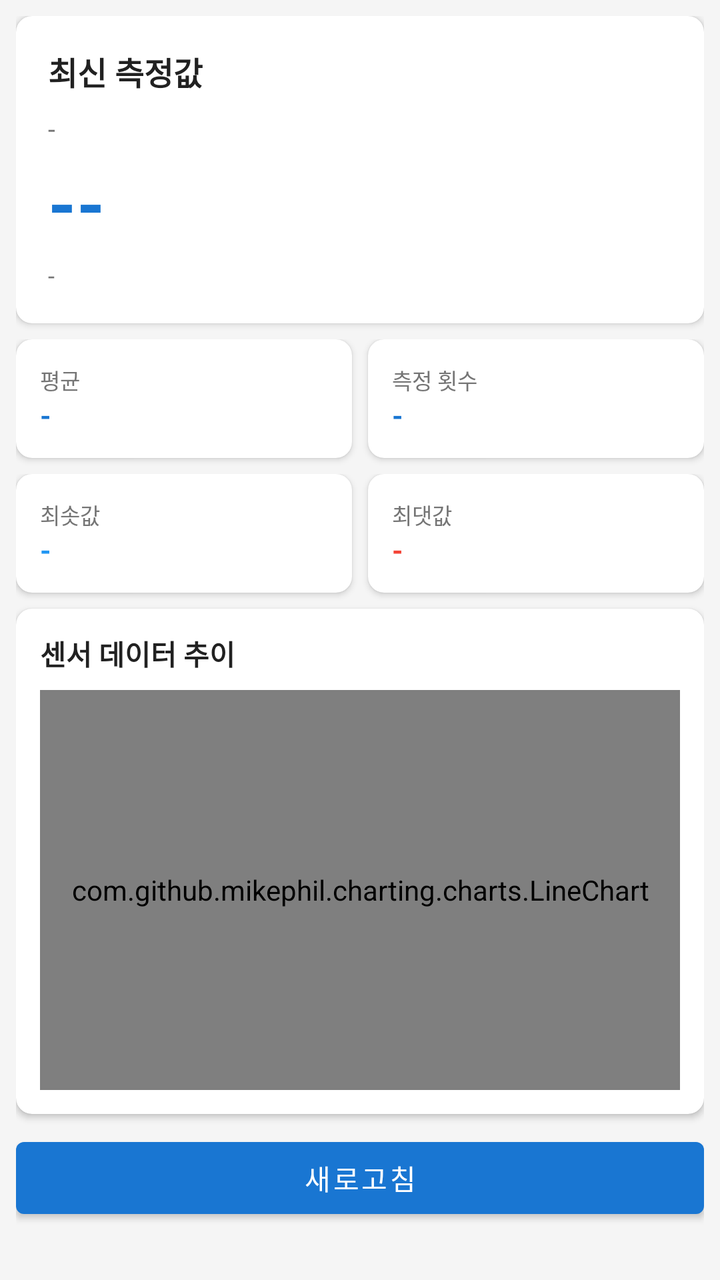
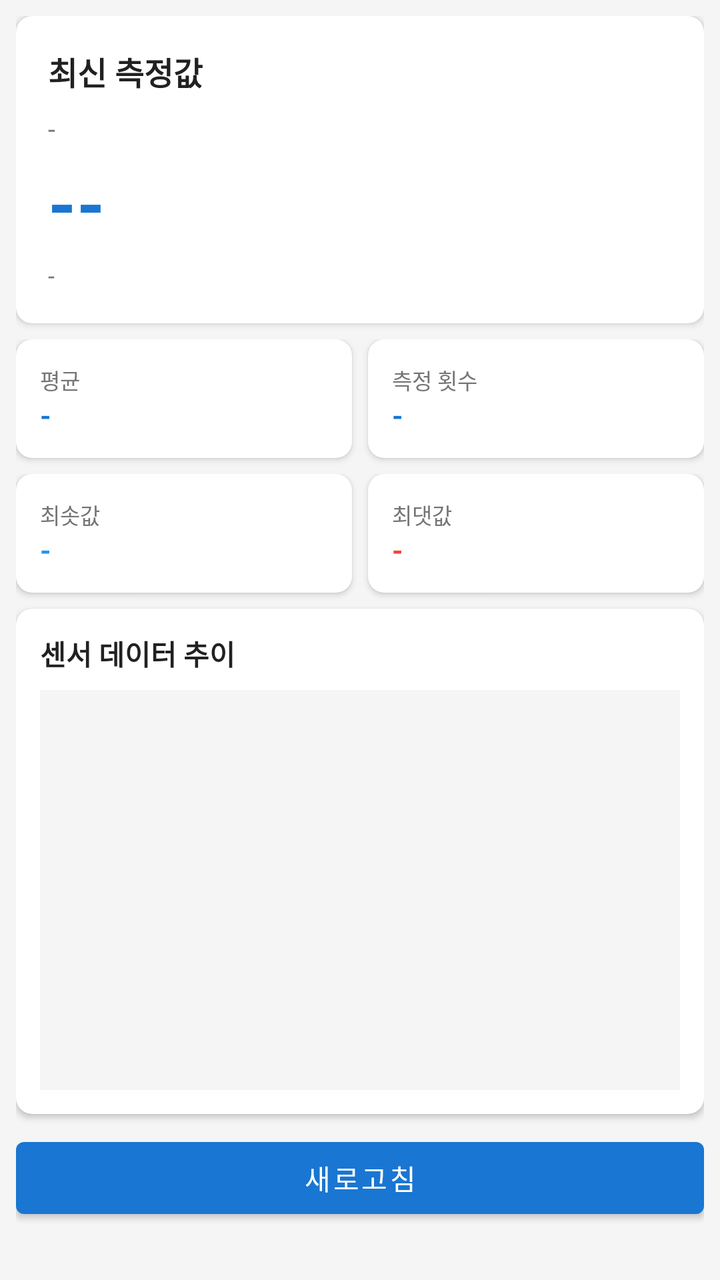

An Android layout rendered at two revisions. The XML below is the earlier revision; the diff shows what the commit changed to produce the second picture.
<!-- AndroidManifest.xml: application theme Theme.SensorLog -->
<!-- res/layout/fragment_dashboard.xml -->
<?xml version="1.0" encoding="utf-8"?>
<ScrollView
    xmlns:android="http://schemas.android.com/apk/res/android"
    xmlns:app="http://schemas.android.com/apk/res-auto"
    android:layout_width="match_parent"
    android:layout_height="match_parent"
    android:background="@color/background_gray">

    <LinearLayout
        android:layout_width="match_parent"
        android:layout_height="wrap_content"
        android:orientation="vertical"
        android:padding="8dp">

        
        <ProgressBar
            android:id="@+id/progress_dashboard"
            android:layout_width="wrap_content"
            android:layout_height="wrap_content"
            android:layout_gravity="center"
            android:visibility="gone" />

        
        <com.google.android.material.card.MaterialCardView
            android:layout_width="match_parent"
            android:layout_height="wrap_content"
            android:layout_marginBottom="8dp"
            app:cardElevation="2dp"
            app:cardCornerRadius="8dp">

            <LinearLayout
                android:layout_width="match_parent"
                android:layout_height="wrap_content"
                android:orientation="vertical"
                android:padding="16dp">

                <TextView
                    android:layout_width="wrap_content"
                    android:layout_height="wrap_content"
                    android:text="최신 측정값"
                    android:textStyle="bold"
                    android:textSize="16sp"
                    android:textColor="@color/text_primary" />

                <TextView
                    android:id="@+id/tv_latest_sensor_name"
                    android:layout_width="wrap_content"
                    android:layout_height="wrap_content"
                    android:textSize="13sp"
                    android:textColor="@color/text_secondary"
                    android:layout_marginTop="8dp"
                    android:text="-" />

                <TextView
                    android:id="@+id/tv_latest_value"
                    android:layout_width="wrap_content"
                    android:layout_height="wrap_content"
                    android:textSize="36sp"
                    android:textStyle="bold"
                    android:textColor="@color/colorPrimary"
                    android:layout_marginTop="4dp"
                    android:text="--" />

                <TextView
                    android:id="@+id/tv_latest_time"
                    android:layout_width="wrap_content"
                    android:layout_height="wrap_content"
                    android:textSize="12sp"
                    android:textColor="@color/text_secondary"
                    android:layout_marginTop="4dp"
                    android:text="-" />

            </LinearLayout>
        </com.google.android.material.card.MaterialCardView>

        
        <LinearLayout
            android:layout_width="match_parent"
            android:layout_height="wrap_content"
            android:orientation="horizontal">

            <com.google.android.material.card.MaterialCardView
                android:layout_width="0dp"
                android:layout_height="wrap_content"
                android:layout_weight="1"
                android:layout_marginEnd="4dp"
                android:layout_marginBottom="8dp"
                app:cardElevation="2dp"
                app:cardCornerRadius="8dp">
                <LinearLayout
                    android:layout_width="match_parent"
                    android:layout_height="wrap_content"
                    android:orientation="vertical"
                    android:padding="12dp">
                    <TextView
                        android:layout_width="wrap_content"
                        android:layout_height="wrap_content"
                        android:text="평균"
                        android:textSize="11sp"
                        android:textColor="@color/text_secondary" />
                    <TextView
                        android:id="@+id/tv_avg_value"
                        android:layout_width="wrap_content"
                        android:layout_height="wrap_content"
                        android:textSize="14sp"
                        android:textStyle="bold"
                        android:textColor="@color/colorPrimary"
                        android:text="-" />
                </LinearLayout>
            </com.google.android.material.card.MaterialCardView>

            <com.google.android.material.card.MaterialCardView
                android:layout_width="0dp"
                android:layout_height="wrap_content"
                android:layout_weight="1"
                android:layout_marginStart="4dp"
                android:layout_marginBottom="8dp"
                app:cardElevation="2dp"
                app:cardCornerRadius="8dp">
                <LinearLayout
                    android:layout_width="match_parent"
                    android:layout_height="wrap_content"
                    android:orientation="vertical"
                    android:padding="12dp">
                    <TextView
                        android:layout_width="wrap_content"
                        android:layout_height="wrap_content"
                        android:text="측정 횟수"
                        android:textSize="11sp"
                        android:textColor="@color/text_secondary" />
                    <TextView
                        android:id="@+id/tv_count_value"
                        android:layout_width="wrap_content"
                        android:layout_height="wrap_content"
                        android:textSize="14sp"
                        android:textStyle="bold"
                        android:textColor="@color/colorPrimary"
                        android:text="-" />
                </LinearLayout>
            </com.google.android.material.card.MaterialCardView>

        </LinearLayout>

        <LinearLayout
            android:layout_width="match_parent"
            android:layout_height="wrap_content"
            android:orientation="horizontal">

            <com.google.android.material.card.MaterialCardView
                android:layout_width="0dp"
                android:layout_height="wrap_content"
                android:layout_weight="1"
                android:layout_marginEnd="4dp"
                android:layout_marginBottom="8dp"
                app:cardElevation="2dp"
                app:cardCornerRadius="8dp">
                <LinearLayout
                    android:layout_width="match_parent"
                    android:layout_height="wrap_content"
                    android:orientation="vertical"
                    android:padding="12dp">
                    <TextView
                        android:layout_width="wrap_content"
                        android:layout_height="wrap_content"
                        android:text="최솟값"
                        android:textSize="11sp"
                        android:textColor="@color/text_secondary" />
                    <TextView
                        android:id="@+id/tv_min_value"
                        android:layout_width="wrap_content"
                        android:layout_height="wrap_content"
                        android:textSize="14sp"
                        android:textStyle="bold"
                        android:textColor="#2196F3"
                        android:text="-" />
                </LinearLayout>
            </com.google.android.material.card.MaterialCardView>

            <com.google.android.material.card.MaterialCardView
                android:layout_width="0dp"
                android:layout_height="wrap_content"
                android:layout_weight="1"
                android:layout_marginStart="4dp"
                android:layout_marginBottom="8dp"
                app:cardElevation="2dp"
                app:cardCornerRadius="8dp">
                <LinearLayout
                    android:layout_width="match_parent"
                    android:layout_height="wrap_content"
                    android:orientation="vertical"
                    android:padding="12dp">
                    <TextView
                        android:layout_width="wrap_content"
                        android:layout_height="wrap_content"
                        android:text="최댓값"
                        android:textSize="11sp"
                        android:textColor="@color/text_secondary" />
                    <TextView
                        android:id="@+id/tv_max_value"
                        android:layout_width="wrap_content"
                        android:layout_height="wrap_content"
                        android:textSize="14sp"
                        android:textStyle="bold"
                        android:textColor="#F44336"
                        android:text="-" />
                </LinearLayout>
            </com.google.android.material.card.MaterialCardView>

        </LinearLayout>

        
        <com.google.android.material.card.MaterialCardView
            android:layout_width="match_parent"
            android:layout_height="wrap_content"
            android:layout_marginBottom="8dp"
            app:cardElevation="2dp"
            app:cardCornerRadius="8dp">

            <LinearLayout
                android:layout_width="match_parent"
                android:layout_height="wrap_content"
                android:orientation="vertical"
                android:padding="12dp">

                <TextView
                    android:layout_width="wrap_content"
                    android:layout_height="wrap_content"
                    android:text="센서 데이터 추이"
                    android:textStyle="bold"
                    android:textSize="14sp"
                    android:textColor="@color/text_primary" />

                <com.github.mikephil.charting.charts.LineChart
                    android:id="@+id/line_chart"
                    android:layout_width="match_parent"
                    android:layout_height="200dp"
                    android:layout_marginTop="8dp" />

                <TextView
                    android:id="@+id/tv_no_dashboard_data"
                    android:layout_width="wrap_content"
                    android:layout_height="wrap_content"
                    android:layout_gravity="center"
                    android:text="데이터 없음"
                    android:textColor="@color/text_secondary"
                    android:visibility="gone" />

            </LinearLayout>
        </com.google.android.material.card.MaterialCardView>

        
        <com.google.android.material.button.MaterialButton
            android:id="@+id/btn_refresh_dashboard"
            android:layout_width="match_parent"
            android:layout_height="wrap_content"
            android:text="새로고침"
            android:layout_marginBottom="16dp" />

    </LinearLayout>

</ScrollView>
<!-- resources referenced by this layout -->
<resources>
  <color name="background_gray">#F5F5F5</color>
  <color name="colorPrimary">#1976D2</color>
  <color name="text_primary">#212121</color>
  <color name="text_secondary">#757575</color>
  <style name="Theme.SensorLog" parent="Theme.MaterialComponents.Light.NoActionBar">
          <item name="colorPrimary">@color/colorPrimary</item>
          <item name="colorPrimaryDark">@color/colorPrimaryDark</item>
          <item name="colorAccent">@color/colorAccent</item>
          <item name="android:statusBarColor">@color/colorPrimaryDark</item>
      </style>
  <color name="colorPrimaryDark">#0D47A1</color>
  <color name="colorAccent">#03A9F4</color>
</resources>

<!-- the commit's change to res/layout/fragment_dashboard.xml (unified diff, before → after) -->
@@ -230,11 +230,12 @@
                     android:textSize="14sp"
                     android:textColor="@color/text_primary" />
 
-                <com.github.mikephil.charting.charts.LineChart
+                <View
                     android:id="@+id/line_chart"
                     android:layout_width="match_parent"
                     android:layout_height="200dp"
-                    android:layout_marginTop="8dp" />
+                    android:layout_marginTop="8dp"
+                    android:background="@color/background_gray" />
 
                 <TextView
                     android:id="@+id/tv_no_dashboard_data"
